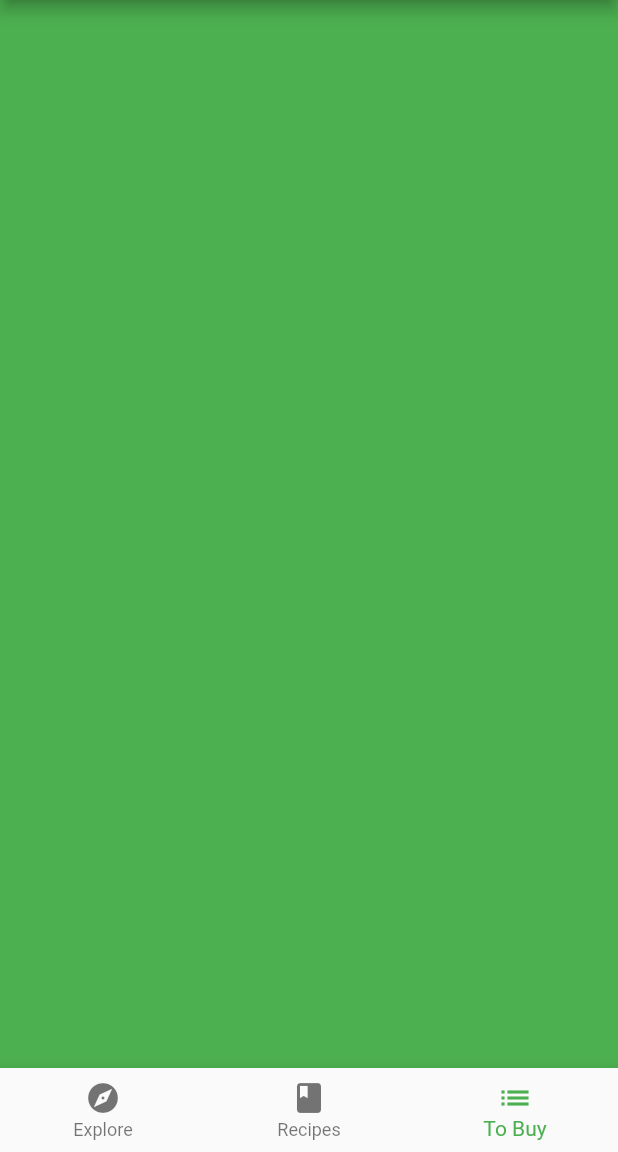
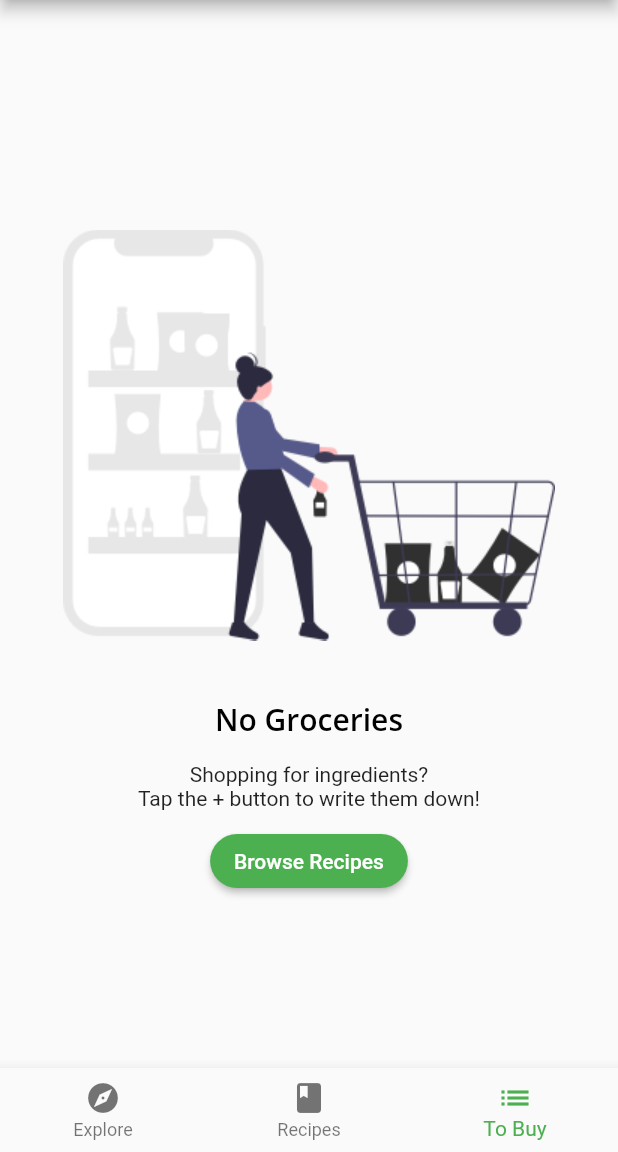
Before and after one commit to Thae00/fooderlich, a Flutter app: the screen it shows after launch, item 3 of the bottom bar chosen, on a phone screen of 412 x 824 dp, the part 84-1236 px from its top. Run offline on Flutter 3.47's test engine with Material 2 defaults, Android fonts, the phone set to English and light mode, and no system bars; our stand-ins replace google_fonts.

Commit message:
custom ui for emptyGroceryScreen

```diff
--- /dev/null
+++ b/lib/screens/empty_grocery_screen.dart
@@ -0,0 +1,56 @@
+import 'package:flutter/material.dart';
+
+class EmptyGroceryScreen extends StatelessWidget {
+  @override
+  Widget build(BuildContext context) {
+    // Replace and add layout widgets
+    return Padding(
+      padding: EdgeInsets.all(30.0),
+      child: Center(
+        child: Column(
+          mainAxisAlignment: MainAxisAlignment.center,
+          children: [
+            // Add empty image
+            Flexible(
+              child: AspectRatio(
+                aspectRatio: 1 / 1,
+                child: Image.asset("assets/sample_pics/empty_list.png"),
+              ),
+            ),
+            // Add empty screen title
+            Text(
+              'No Groceries',
+              style: Theme.of(context).textTheme.headline6,
+            ),
+            SizedBox(
+              height: 15,
+            ),
+            // Add empty screen subtitleconst SizedBox(height: 16.0),
+            Text(
+              'Shopping for ingredients?\n'
+              'Tap the + button to write them down!',
+              textAlign: TextAlign.center,
+            ),
+            SizedBox(
+              height: 10,
+            ),
+            // Add browse recipes button
+            MaterialButton(
+              onPressed: () {
+                // Go to Recipes Tab
+              },
+              child: Text(
+                'Browse Recipes',
+              ),
+              shape: RoundedRectangleBorder(
+                borderRadius: BorderRadius.circular(30),
+              ),
+              textColor: Colors.white,
+              color: Colors.green,
+            ),
+          ],
+        ),
+      ),
+    );
+  }
+}
--- a/lib/screens/grocery_screen.dart
+++ b/lib/screens/grocery_screen.dart
@@ -1,11 +1,12 @@
 import 'package:flutter/material.dart';
+import 'package:fooderlich/screens/empty_grocery_screen.dart';
 
 class GroceryScreen extends StatelessWidget {
   @override
   Widget build(BuildContext context) {
+    //Add a scaffold widget
+
     // Replace with EmptyGroceryScreen
-    return Container(
-      color: Colors.green,
-    );
+    return EmptyGroceryScreen();
   }
 }
```
